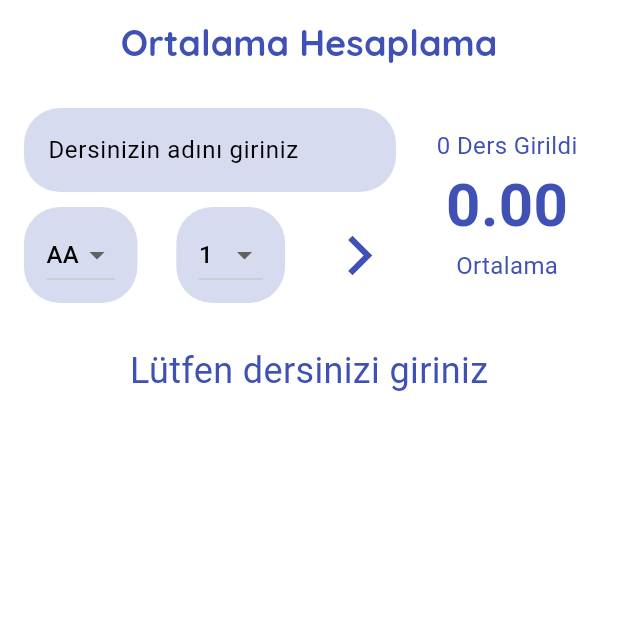
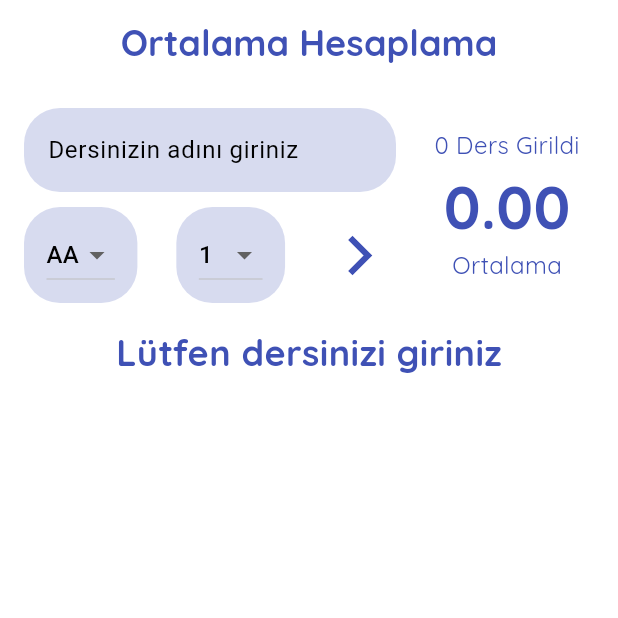
Before and after one commit to NazifeAtmaca25/Ortalama-Hesaplama, a Flutter app: the screen it shows after launch, on a phone screen of 412 x 824 dp, the top half of it. Run offline on Flutter 3.47's test engine with Material 3 defaults, Android fonts, the phone set to English and light mode, and no system bars; our stand-ins replace google_fonts.

Commit message:
sabit degerler düzenlendi.

```diff
--- a/ortalama_hesapla/lib/constant/sabitler.dart
+++ b/ortalama_hesapla/lib/constant/sabitler.dart
@@ -3,5 +3,16 @@ import 'package:google_fonts/google_fonts.dart';
 
 class Sabitler {
   static const anaRenk=Colors.indigo;
+
+
   static final TextStyle baslikStyle=GoogleFonts.quicksand(fontSize: 24,fontWeight: FontWeight.bold,color: anaRenk);
+  static final TextStyle courseNameStyle=GoogleFonts.quicksand(fontSize: 20,color: Colors.black,fontWeight: FontWeight.bold);
+  static final TextStyle ortalamaStyle=GoogleFonts.quicksand(fontSize: 16,color: anaRenk);
+  static final TextStyle ortalamaBuyukStyle=GoogleFonts.quicksand(fontSize: 40,fontWeight: FontWeight.bold,color: anaRenk);
+  static final TextStyle circleStyle=GoogleFonts.quicksand(fontSize: 24,fontWeight:FontWeight.bold , color: Colors.white,);
+  static final BorderRadius borderRadius=BorderRadius.circular(24);
+
+  static final EdgeInsets genelPadding = EdgeInsets.all(8);
+  static final EdgeInsets dropDownPadding=EdgeInsets.symmetric(horizontal: 15, vertical: 8);
+
 }
--- a/ortalama_hesapla/lib/screens/ders_listesi.dart
+++ b/ortalama_hesapla/lib/screens/ders_listesi.dart
@@ -33,25 +33,22 @@ class DersListesi extends StatelessWidget {
               backgroundColor: renk,
               child: Text(
                 "${(ders.letter * ders.credit).toInt()}",
-                style: TextStyle(
-                  color: Colors.white,
-                  fontSize: 24,
-                ),
+                style: Sabitler.circleStyle,
               ),
             ),
-            title: Text(ders.name),
+            title: Text(ders.name,style: Sabitler.courseNameStyle,),
             subtitle: Text(
-              "${ders.credit} Kredi ve Not Değeri ${ders.letter}",
+              "${ders.credit} Kredi ve Not Değeri ${ders.letter}",style: Sabitler.ortalamaStyle,
             ),
           ),
         );
       },
     )
         : Padding(
-      padding: EdgeInsets.all(20),
+      padding: Sabitler.genelPadding,
       child: Text(
         "Lütfen dersinizi giriniz",
-        style: TextStyle(color: renk, fontSize: 24),
+        style: Sabitler.baslikStyle,
       ),
     );
   }
--- a/ortalama_hesapla/lib/screens/dropdown_widget.dart
+++ b/ortalama_hesapla/lib/screens/dropdown_widget.dart
@@ -17,9 +17,9 @@ class _DropdownWidgetState<T> extends State<DropdownWidget<T>> {
   @override
   Widget build(BuildContext context) {
     return Container(
-      padding: EdgeInsetsGeometry.symmetric(horizontal: 15, vertical: 8),
+      padding: Sabitler.dropDownPadding,
       decoration: BoxDecoration(
-        borderRadius: BorderRadius.circular(24),
+        borderRadius: Sabitler.borderRadius,
         color: renk.shade300.withValues(alpha: 0.3),
         border: Border.all(width: 0, style: BorderStyle.none),
       ),
--- a/ortalama_hesapla/lib/screens/ortalama_goster.dart
+++ b/ortalama_hesapla/lib/screens/ortalama_goster.dart
@@ -8,25 +8,20 @@ class OrtalamaGoster extends StatelessWidget {
 
   @override
   Widget build(BuildContext context) {
-    MaterialColor renk = Sabitler.anaRenk;
     return  Column(
       children: [
         Text(
           "${DataHelper.tumDersler.length} Ders Girildi",
-          style: TextStyle(color: renk, fontSize: 16),
+          style: Sabitler.ortalamaStyle,
         ),
         Text(
           DataHelper.ortalamaHesapla(
           ).toStringAsFixed(2),
-          style: TextStyle(
-            fontSize: 40,
-            color: renk,
-            fontWeight: FontWeight.bold,
-          ),
+          style: Sabitler.ortalamaBuyukStyle,
         ),
         Text(
           "Ortalama",
-          style: TextStyle(color: renk, fontSize: 16),
+          style: Sabitler.ortalamaStyle,
         ),
       ],
     );
--- a/ortalama_hesapla/lib/screens/ortalama_hesapla.dart
+++ b/ortalama_hesapla/lib/screens/ortalama_hesapla.dart
@@ -30,7 +30,7 @@ class _OrtalamaHesaplaState extends State<OrtalamaHesapla> {
       ),
       body: Center(
         child: Padding(
-          padding: const EdgeInsets.all(8.0),
+          padding:Sabitler.genelPadding,
           child: Column(
             children: [
               Row(
@@ -40,7 +40,7 @@ class _OrtalamaHesaplaState extends State<OrtalamaHesapla> {
                     child: Form(
                       key: formKey,
                       child: Padding(
-                        padding: const EdgeInsets.all(8.0),
+                        padding: Sabitler.genelPadding,
                         child: Column(
                           children: [
                             _buildTextFormField(),
@@ -113,9 +113,9 @@ class _OrtalamaHesaplaState extends State<OrtalamaHesapla> {
     ValueChanged<T?>? secilenSet,
   ) {
     return Container(
-      padding: EdgeInsetsGeometry.symmetric(horizontal: 15, vertical: 8),
+      padding: Sabitler.dropDownPadding,
       decoration: BoxDecoration(
-        borderRadius: BorderRadius.circular(24),
+        borderRadius: Sabitler.borderRadius,
         color: renk.shade300.withValues(alpha: 0.3),
         border: Border.all(width: 0, style: BorderStyle.none),
       ),
```
